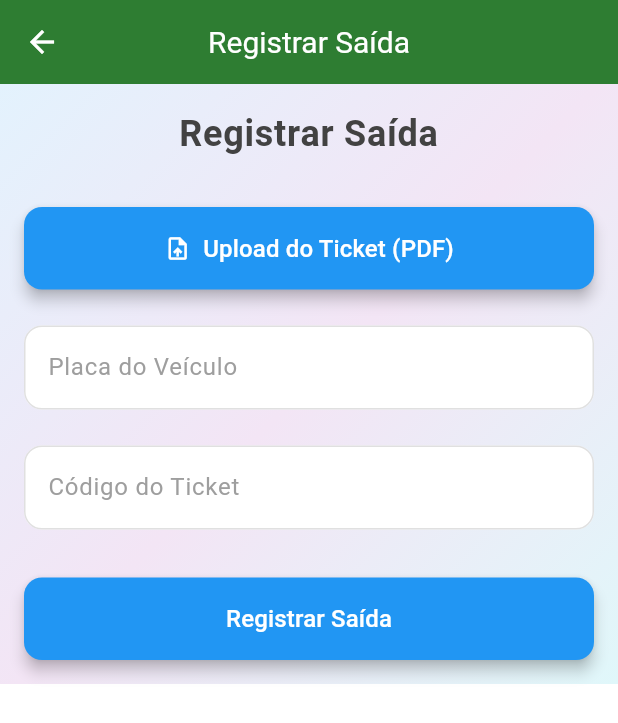
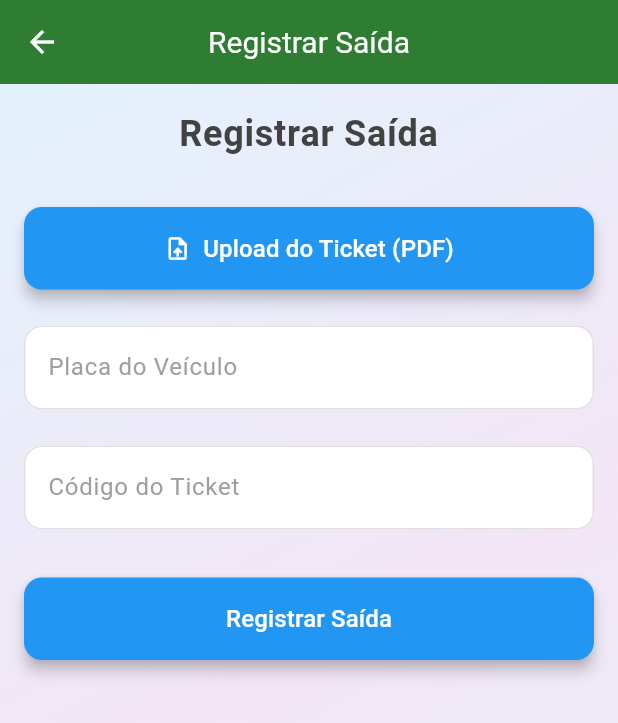
Before and after one commit to guilhermegoes07/APP-Estacionamento, a Flutter app: the screen it shows after launch, after a tap on "Registrar Saída", on a phone screen of 412 x 824 dp. Shown: the top 723 px of the screen. Run offline on Flutter 3.47's test engine with Material 3 defaults, Android fonts, the light colour scheme and no system bars; our stand-ins replace file_picker, hive_flutter, image_picker, pdf, printing, qr_flutter; accounts and stored records are empty.

Commit message:
feat: adiciona botão de saída no modal de detalhes e ajusta layout das telas

```diff
--- a/lib/src/screens/home_screen.dart
+++ b/lib/src/screens/home_screen.dart
@@ -50,12 +50,18 @@ class _HomeScreenState extends State<HomeScreen> {
           ),
         ),
         child: SafeArea(
+          bottom: false,
           child: Column(
             children: [
               _buildHeader(context),
               Expanded(
                 child: SingleChildScrollView(
-                  padding: ResponsiveTheme.getResponsivePadding(context),
+                  padding: EdgeInsets.only(
+                    left: ResponsiveTheme.getResponsiveSpacing(context),
+                    right: ResponsiveTheme.getResponsiveSpacing(context),
+                    top: ResponsiveTheme.getResponsiveSpacing(context),
+                    bottom: ResponsiveTheme.getResponsiveSpacing(context) * 4,
+                  ),
                   child: Column(
                     children: [
                       ShimmerEffect(
@@ -77,12 +83,14 @@ class _HomeScreenState extends State<HomeScreen> {
                         isLoading: _isLoading,
                         child: _buildVehiclesList(context),
                       ),
-                      SizedBox(height: ResponsiveTheme.getResponsiveSpacing(context) * 3),
                     ],
                   ),
                 ),
               ),
-              _buildFooter(context),
+              SafeArea(
+                top: false,
+                child: _buildFooter(context),
+              ),
             ],
           ),
         ),
--- a/lib/src/screens/saida_screen.dart
+++ b/lib/src/screens/saida_screen.dart
@@ -193,11 +193,20 @@ class _SaidaScreenState extends State<SaidaScreen> {
         decoration: const BoxDecoration(
           gradient: HomeTheme.backgroundGradient,
         ),
+        height: double.infinity,
         child: SafeArea(
           child: SingleChildScrollView(
             padding: ResponsiveTheme.getResponsivePadding(context),
-            child: Center(
             child: ConstrainedBox(
+              constraints: BoxConstraints(
+                minHeight: MediaQuery.of(context).size.height -
+                          MediaQuery.of(context).padding.top -
+                          MediaQuery.of(context).padding.bottom -
+                          kToolbarHeight,
+              ),
+              child: Align(
+                alignment: Alignment.topCenter,
+                child: Container(
                   constraints: BoxConstraints(
                     maxWidth: ResponsiveTheme.isDesktop(context) ? 800 : double.infinity,
                   ),
@@ -287,6 +296,7 @@ class _SaidaScreenState extends State<SaidaScreen> {
             ),
           ),
         ),
+      ),
     );
   }
 }
```
Also changed, not shown: lib/src/screens/busca_screen.dart (+11 -1 lines), lib/src/widgets/veiculo_detalhes_modal.dart (+51 -0 lines). Lines whose indentation alone changed are shown as unchanged.
